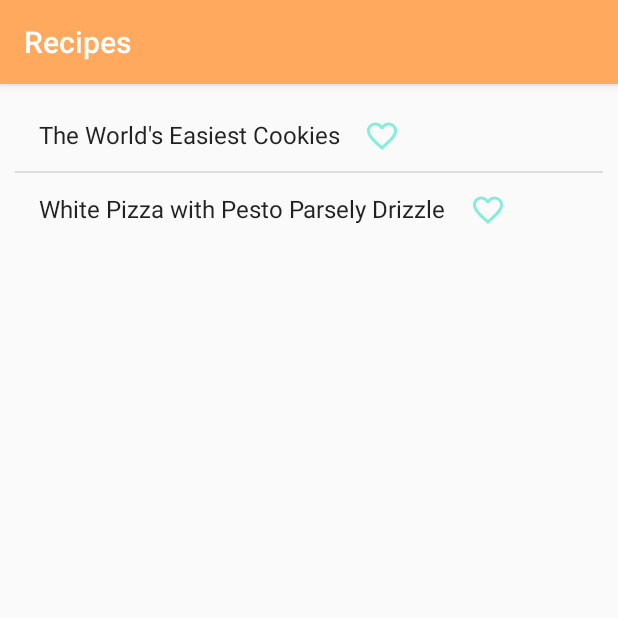
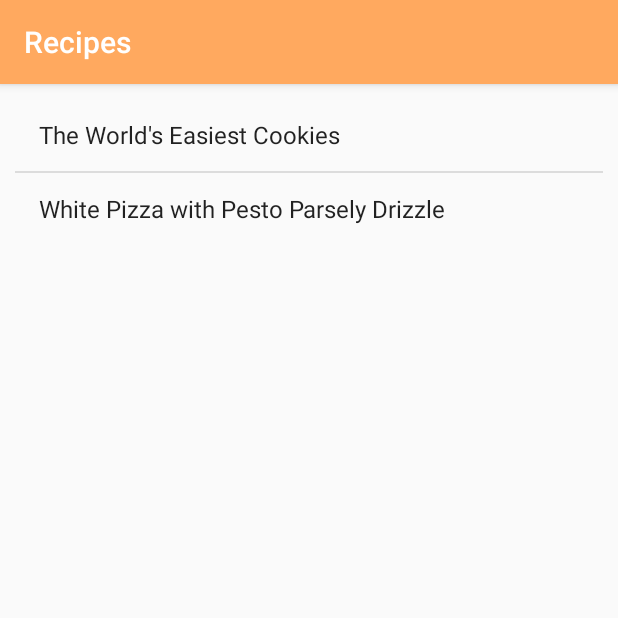
Before and after one commit to hbrender/RecipePal, an Android app: the screen it shows after launch (MainActivity), on a phone screen of 412 x 824 dp, the top half of it. Run offline under Robolectric (Android 15) with nearby library versions, the phone set to English and light mode, and no system bars; our stand-ins replace navigation-ui.

Commit message:
fixing onclick

```diff
--- a/app/src/main/java/com/example/recipepal/ui/recipe/RecipeFragment.java
+++ b/app/src/main/java/com/example/recipepal/ui/recipe/RecipeFragment.java
@@ -59,16 +59,16 @@ public class RecipeFragment extends Fragment {
         final Cursor cursor = databaseHelper.getAllRecipesCursor();
         simpleCursorAdapter = new SimpleCursorAdapter(
                 context,
-                R.layout.recipe_list_row,
+                android.R.layout.simple_list_item_activated_1,
                 cursor,
                 new String[] {DatabaseHelper.NAME},
-                new int[] {R.id.recipeTitleTextView},
+                new int[] {android.R.id.text1},
                 0) {
             @Override
             public View getView(int position, View convertView, ViewGroup parent) {
                 View view = super.getView(position, convertView, parent);
 
-                TextView recipeTitleTextView = view.findViewById(R.id.recipeTitleTextView);
+                TextView recipeTitleTextView = view.findViewById(android.R.id.text1);
 
                 if (cursor.moveToPosition(position)) {
                     recipeTitleTextView.setText(cursor.getString(cursor.getColumnIndex(DatabaseHelper.NAME)));
```
